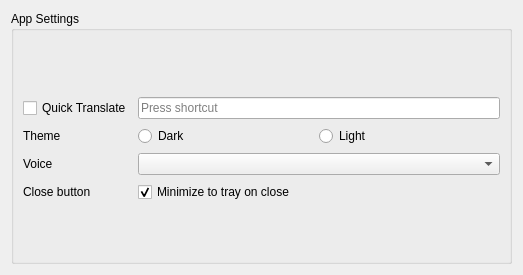
First picture: the form in src/settings.ui, repository keshavbhatt/glate-ng, before the edit.
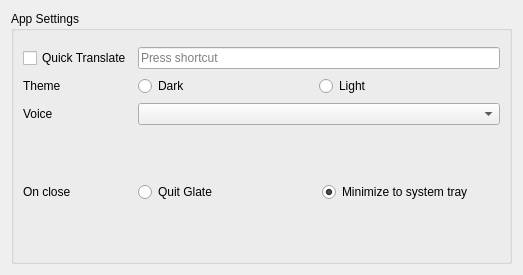
Second picture: the form after the edit.

Commit message: feat: update close behavior settings to use radio buttons for minimize and quit options

```diff
--- a/src/settings.ui
+++ b/src/settings.ui
@@ -79,21 +79,49 @@
         <item row="3" column="0">
          <widget class="QLabel" name="closeLabel">
           <property name="text">
-           <string>Close button</string>
+           <string>On close</string>
           </property>
          </widget>
         </item>
         <item row="3" column="1">
-         <widget class="QCheckBox" name="closeToTrayCheckBox">
+         <widget class="QWidget" name="closeBehaviorWidget" native="true">
+          <layout class="QHBoxLayout" name="closeBehaviorLayout">
+           <property name="leftMargin">
+            <number>0</number>
+           </property>
+           <property name="topMargin">
+            <number>0</number>
+           </property>
+           <property name="rightMargin">
+            <number>0</number>
+           </property>
+           <property name="bottomMargin">
+            <number>0</number>
+           </property>
+           <item>
+            <widget class="QRadioButton" name="closeQuitRadio">
           <property name="toolTip">
            <string>When checked, closing the window minimizes Glate to the system tray instead of quitting</string>
           </property>
           <property name="text">
-           <string>Minimize to tray on close</string>
+              <string>Quit Glate</string>
+             </property>
+            </widget>
+           </item>
+           <item>
+            <widget class="QRadioButton" name="closeTrayRadio">
+             <property name="toolTip">
+              <string>Closing the window hides Glate to the system tray instead of quitting.</string>
+             </property>
+             <property name="text">
+              <string>Minimize to system tray</string>
           </property>
           <property name="checked">
            <bool>true</bool>
           </property>
+            </widget>
+           </item>
+          </layout>
          </widget>
         </item>
        </layout>
```
Left out of the diff: 2 changed lines with no effect on the pictures. Lines whose indentation alone changed are shown as unchanged. The commit also changes 1 other file.
